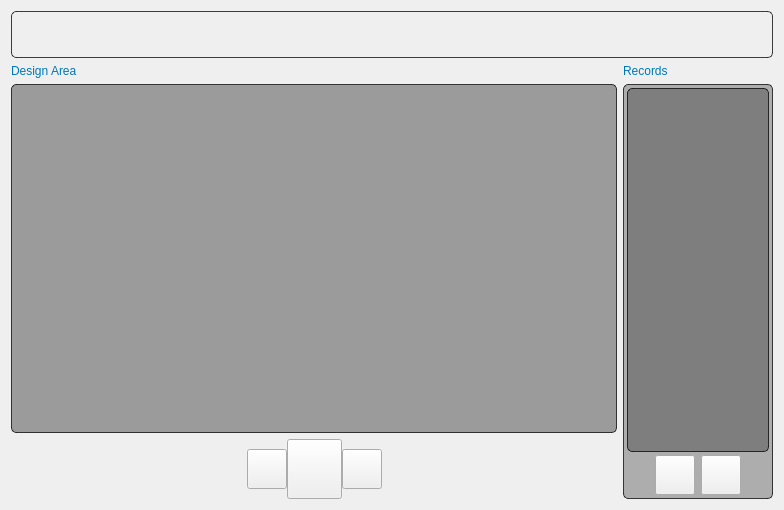
Above: mainwindow.ui from abigdreamer/Objectwheelprivate before the change. Below: the same form after it.
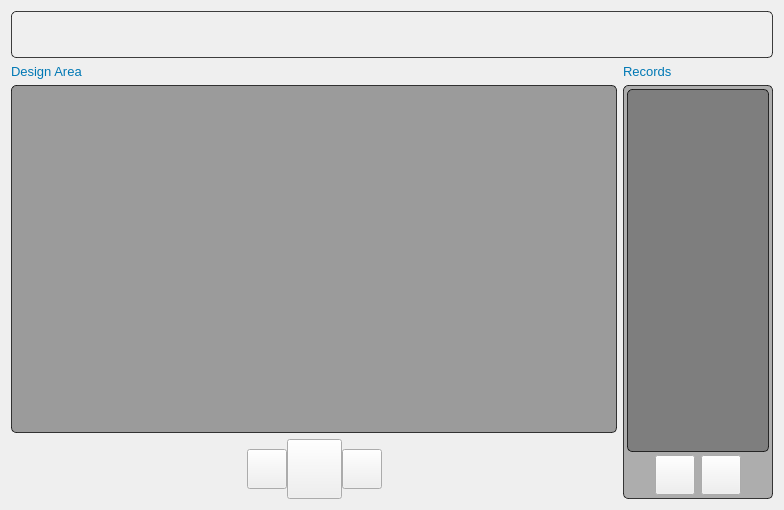
That is the form after the change. Icons and pictures are not drawn.

```diff
--- a/mainwindow.ui
+++ b/mainwindow.ui
@@ -483,6 +483,12 @@
         </disabled>
        </palette>
       </property>
+      <property name="font">
+       <font>
+        <family>Arial</family>
+        <pointsize>10</pointsize>
+       </font>
+      </property>
       <property name="styleSheet">
        <string notr="true">
 background-color:transparent;</string>
@@ -667,6 +673,11 @@
            </disabled>
           </palette>
          </property>
+         <property name="font">
+          <font>
+           <family>Arial</family>
+          </font>
+         </property>
          <property name="styleSheet">
           <string notr="true">#masterRecordList{
 border: 1px solid rgba(0,0,0,190);
@@ -901,6 +912,12 @@
         </disabled>
        </palette>
       </property>
+      <property name="font">
+       <font>
+        <family>Arial</family>
+        <pointsize>10</pointsize>
+       </font>
+      </property>
       <property name="styleSheet">
        <string notr="true">
 background-color:transparent;</string>
```
Left out of the diff: 2 changed lines with no effect on the pictures.
